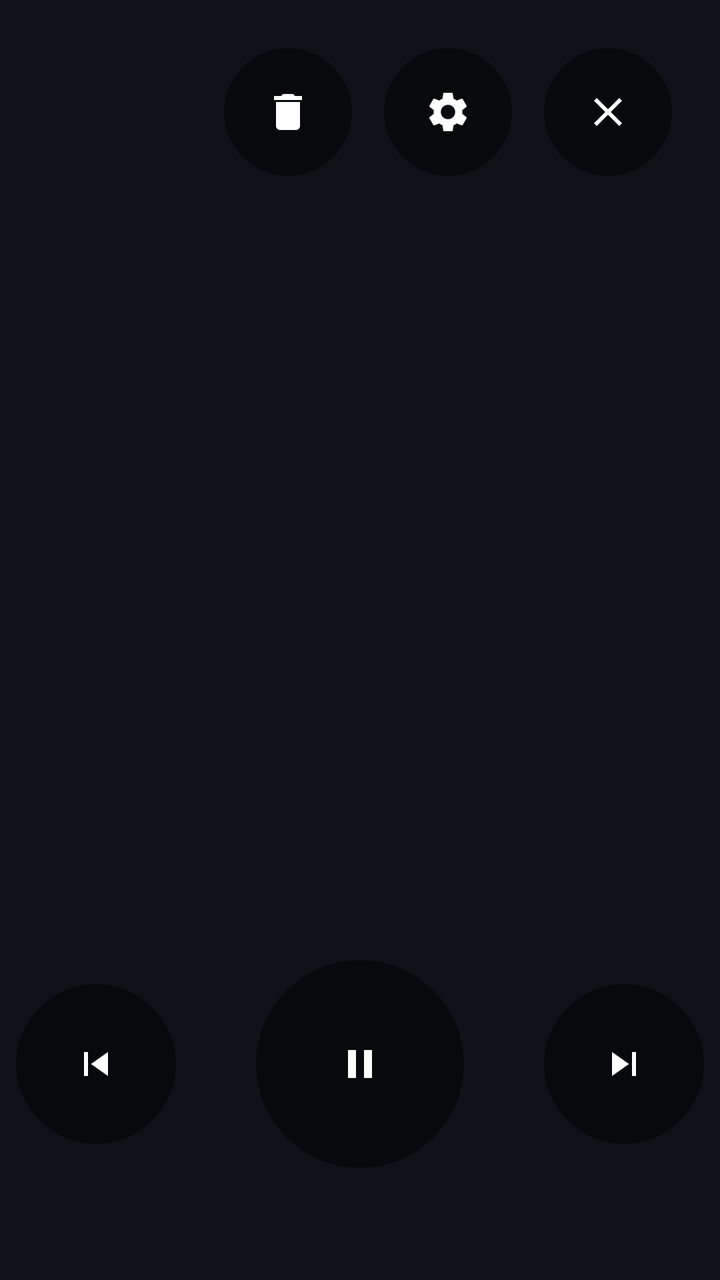
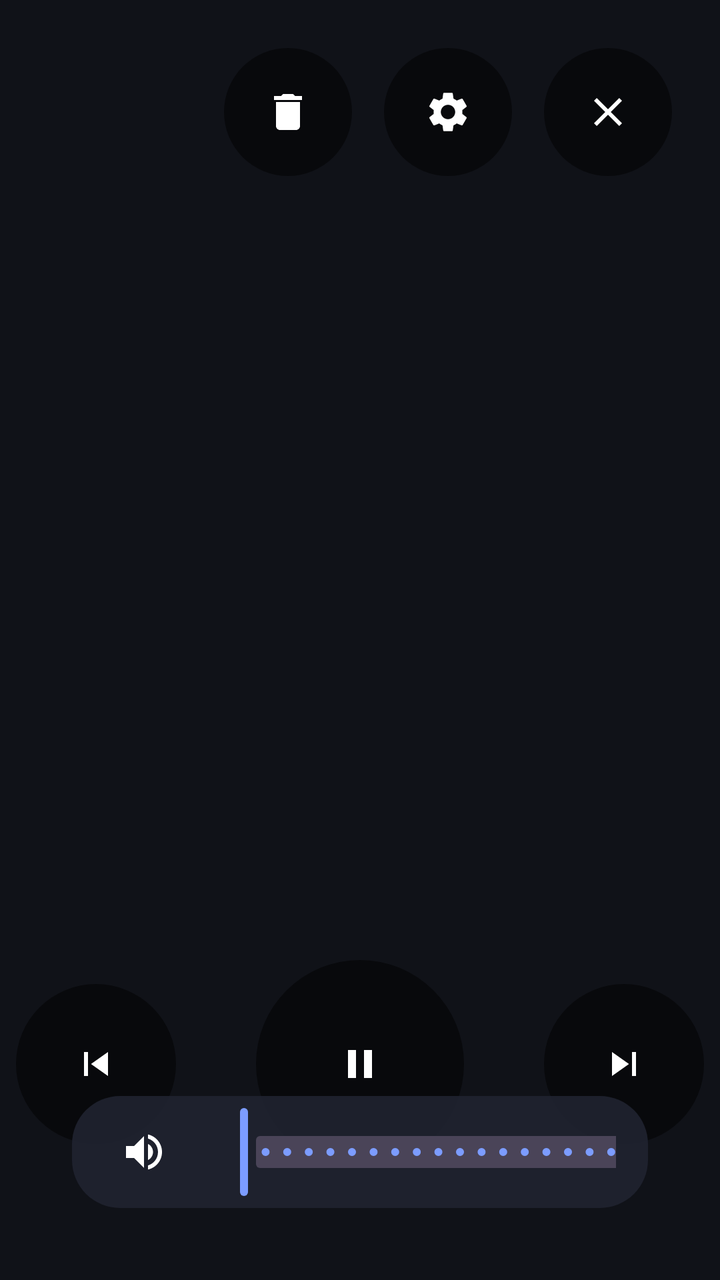

An Android layout rendered at two revisions. The XML below is the earlier revision; the diff shows what the commit changed to produce the second picture.
<!-- AndroidManifest.xml: application theme Theme.ShuffleFrame -->
<!-- res/layout/slideshow_overlay.xml -->
<?xml version="1.0" encoding="utf-8"?>
<FrameLayout xmlns:android="http://schemas.android.com/apk/res/android"
    android:layout_width="match_parent"
    android:layout_height="match_parent">

    <TextView
        android:id="@+id/info"
        android:layout_width="wrap_content"
        android:layout_height="wrap_content"
        android:layout_gravity="top|start"
        android:layout_margin="36dp"
        android:shadowColor="#FF000000"
        android:shadowRadius="8"
        android:textColor="#FFFFFFFF"
        android:textSize="18sp" />

    <LinearLayout
        android:layout_width="wrap_content"
        android:layout_height="wrap_content"
        android:layout_gravity="top|end"
        android:layout_margin="24dp"
        android:orientation="horizontal">

        <ImageButton
            android:id="@+id/btn_remove"
            style="@style/OverlayButton"
            android:layout_width="64dp"
            android:layout_height="64dp"
            android:layout_marginEnd="16dp"
            android:contentDescription="@string/cd_remove"
            android:src="@drawable/ic_delete" />

        <ImageButton
            android:id="@+id/btn_albums"
            style="@style/OverlayButton"
            android:layout_width="64dp"
            android:layout_height="64dp"
            android:contentDescription="@string/cd_albums"
            android:src="@drawable/ic_settings" />

        <ImageButton
            android:id="@+id/btn_close"
            style="@style/OverlayButton"
            android:layout_width="64dp"
            android:layout_height="64dp"
            android:layout_marginStart="16dp"
            android:contentDescription="@string/cd_close"
            android:src="@drawable/ic_close" />
    </LinearLayout>

    <LinearLayout
        android:layout_width="wrap_content"
        android:layout_height="wrap_content"
        android:layout_gravity="bottom|center_horizontal"
        android:layout_marginBottom="56dp"
        android:gravity="center_vertical"
        android:orientation="horizontal">

        <ImageButton
            android:id="@+id/btn_prev"
            style="@style/OverlayButton"
            android:layout_width="80dp"
            android:layout_height="80dp"
            android:contentDescription="@string/cd_prev"
            android:src="@drawable/ic_prev" />

        <ImageButton
            android:id="@+id/btn_pause"
            style="@style/OverlayButton"
            android:layout_width="104dp"
            android:layout_height="104dp"
            android:layout_marginStart="40dp"
            android:layout_marginEnd="40dp"
            android:contentDescription="@string/cd_pause"
            android:src="@drawable/ic_pause" />

        <ImageButton
            android:id="@+id/btn_next"
            style="@style/OverlayButton"
            android:layout_width="80dp"
            android:layout_height="80dp"
            android:contentDescription="@string/cd_next"
            android:src="@drawable/ic_next" />
    </LinearLayout>
    <LinearLayout
        android:id="@+id/remove_panel"
        android:layout_width="520dp"
        android:layout_height="wrap_content"
        android:layout_gravity="center"
        android:background="@drawable/bg_panel"
        android:clickable="true"
        android:orientation="vertical"
        android:padding="32dp"
        android:visibility="gone">

        <TextView
            android:layout_width="match_parent"
            android:layout_height="wrap_content"
            android:text="@string/remove_item_title"
            android:textColor="#FFFFFFFF"
            android:textSize="22sp" />

        <Button
            android:id="@+id/remove_in_photos"
            style="@style/PanelButton"
            android:layout_marginTop="24dp"
            android:text="@string/remove_in_photos" />

        <TextView
            android:layout_width="match_parent"
            android:layout_height="wrap_content"
            android:layout_marginTop="8dp"
            android:text="@string/remove_in_photos_hint"
            android:textColor="#B3FFFFFF"
            android:textSize="14sp" />

        <Button
            android:id="@+id/remove_hide"
            style="@style/PanelButton"
            android:layout_marginTop="20dp"
            android:text="@string/remove_hide" />

        <Button
            android:id="@+id/remove_cancel"
            style="@style/PanelButton"
            android:layout_marginTop="12dp"
            android:text="@android:string/cancel" />
    </LinearLayout>
</FrameLayout>
<!-- resources referenced by this layout -->
<resources>
  <!-- drawable bg_panel (drawable) -->
  <?xml version="1.0" encoding="utf-8"?>
  <shape xmlns:android="http://schemas.android.com/apk/res/android" android:shape="rectangle">
      <solid android:color="#E6202330" />
      <corners android:radius="24dp" />
  </shape>
  <!-- drawable ic_next (drawable) -->
  <?xml version="1.0" encoding="utf-8"?>
  <vector xmlns:android="http://schemas.android.com/apk/res/android"
      android:width="24dp" android:height="24dp" android:viewportWidth="24" android:viewportHeight="24"
      android:tint="@android:color/white">
      <path android:fillColor="@android:color/white" android:pathData="M6,18l8.5,-6L6,6v12zM16,6v12h2V6h-2z" />
  </vector>
  <!-- drawable ic_pause (drawable) -->
  <?xml version="1.0" encoding="utf-8"?>
  <vector xmlns:android="http://schemas.android.com/apk/res/android"
      android:width="24dp" android:height="24dp" android:viewportWidth="24" android:viewportHeight="24"
      android:tint="@android:color/white">
      <path android:fillColor="@android:color/white" android:pathData="M6,19h4L10,5L6,5v14zM14,5v14h4L18,5h-4z" />
  </vector>
  <!-- drawable ic_prev (drawable) -->
  <?xml version="1.0" encoding="utf-8"?>
  <vector xmlns:android="http://schemas.android.com/apk/res/android"
      android:width="24dp" android:height="24dp" android:viewportWidth="24" android:viewportHeight="24"
      android:tint="@android:color/white">
      <path android:fillColor="@android:color/white" android:pathData="M6,6h2v12L6,18zM9.5,12l8.5,6L18,6z" />
  </vector>
  <string name="cd_albums">Albums and settings</string>
  <string name="cd_close">Close</string>
  <string name="cd_next">Next</string>
  <string name="cd_pause">Pause</string>
  <string name="cd_prev">Previous</string>
  <string name="cd_remove">Remove this item</string>
  <string name="remove_hide">Hide on this tablet only</string>
  <string name="remove_in_photos">Remove from album in Google Photos</string>
  <string name="remove_in_photos_hint">Opens it in Chrome: tap ⋮ → Remove from album. It stays in your Google Photos library, and the tablet deletes its copy when you come back.</string>
  <string name="remove_item_title">Remove this from the slideshow?</string>
  <style name="OverlayButton">
          <item name="android:background">@drawable/bg_round</item>
          <item name="android:scaleType">centerInside</item>
          <item name="android:padding">18dp</item>
      </style>
  <style name="PanelButton">
          <item name="android:layout_width">match_parent</item>
          <item name="android:layout_height">64dp</item>
          <item name="android:background">@drawable/bg_panel_button</item>
          <item name="android:textColor">#FFFFFFFF</item>
          <item name="android:textSize">17sp</item>
          <item name="android:textAllCaps">false</item>
          <item name="android:stateListAnimator">@null</item>
      </style>
  <style name="Theme.ShuffleFrame" parent="Theme.Material3.Dark.NoActionBar">
          <item name="colorPrimary">@color/brand</item>
          <item name="android:windowBackground">#FF101218</item>
      </style>
  <!-- drawable bg_round (drawable) -->
  <?xml version="1.0" encoding="utf-8"?>
  <shape xmlns:android="http://schemas.android.com/apk/res/android" android:shape="oval">
      <solid android:color="#80000000" />
  </shape>
  <color name="brand">#FF7C9CFF</color>
  <!-- unchanged entries left out for length: 4 -->
</resources>

<!-- the commit's change to res/layout/slideshow_overlay.xml (unified diff, before → after) -->
@@ -83,6 +83,39 @@
             android:src="@drawable/ic_next" />
     </LinearLayout>
     <LinearLayout
+        android:id="@+id/volume_bar"
+        android:layout_width="wrap_content"
+        android:layout_height="wrap_content"
+        android:layout_gravity="bottom|end"
+        android:layout_margin="36dp"
+        android:background="@drawable/bg_panel"
+        android:clickable="true"
+        android:gravity="center_vertical"
+        android:orientation="horizontal"
+        android:paddingStart="8dp"
+        android:paddingEnd="16dp">
+
+        <ImageButton
+            android:id="@+id/btn_volume"
+            android:layout_width="56dp"
+            android:layout_height="56dp"
+            android:background="?attr/selectableItemBackgroundBorderless"
+            android:contentDescription="@string/cd_volume"
+            android:padding="14dp"
+            android:scaleType="centerInside"
+            android:src="@drawable/ic_volume" />
+
+        <com.google.android.material.slider.Slider
+            android:id="@+id/volume_slider"
+            android:layout_width="260dp"
+            android:layout_height="wrap_content"
+            android:contentDescription="@string/cd_video_volume"
+            android:stepSize="5"
+            android:valueFrom="0"
+            android:valueTo="100" />
+    </LinearLayout>
+
+    <LinearLayout
         android:id="@+id/remove_panel"
         android:layout_width="520dp"
         android:layout_height="wrap_content"
<!-- resource entries referenced after the edit -->
@@ -27,12 +27,21 @@
       android:tint="@android:color/white">
       <path android:fillColor="@android:color/white" android:pathData="M6,6h2v12L6,18zM9.5,12l8.5,6L18,6z" />
   </vector>
+  <!-- drawable ic_volume (drawable) -->
+  <?xml version="1.0" encoding="utf-8"?>
+  <vector xmlns:android="http://schemas.android.com/apk/res/android"
+      android:width="24dp" android:height="24dp" android:viewportWidth="24" android:viewportHeight="24"
+      android:tint="@android:color/white">
+      <path android:fillColor="@android:color/white" android:pathData="M3,9v6h4l5,5L12,4L7,9L3,9zM16.5,12c0,-1.77 -1.02,-3.29 -2.5,-4.03v8.05c1.48,-0.73 2.5,-2.25 2.5,-4.02zM14,3.23v2.06c2.89,0.86 5,3.54 5,6.71s-2.11,5.85 -5,6.71v2.06c4.01,-0.91 7,-4.49 7,-8.77s-2.99,-7.86 -7,-8.77z" />
+  </vector>
   <string name="cd_albums">Albums and settings</string>
   <string name="cd_close">Close</string>
   <string name="cd_next">Next</string>
   <string name="cd_pause">Pause</string>
   <string name="cd_prev">Previous</string>
   <string name="cd_remove">Remove this item</string>
+  <string name="cd_video_volume">Video volume</string>
+  <string name="cd_volume">Mute or unmute videos</string>
   <string name="remove_hide">Hide on this tablet only</string>
   <string name="remove_in_photos">Remove from album in Google Photos</string>
   <string name="remove_in_photos_hint">Opens it in Chrome: tap ⋮ → Remove from album. It stays in your Google Photos library, and the tablet deletes its copy when you come back.</string>
